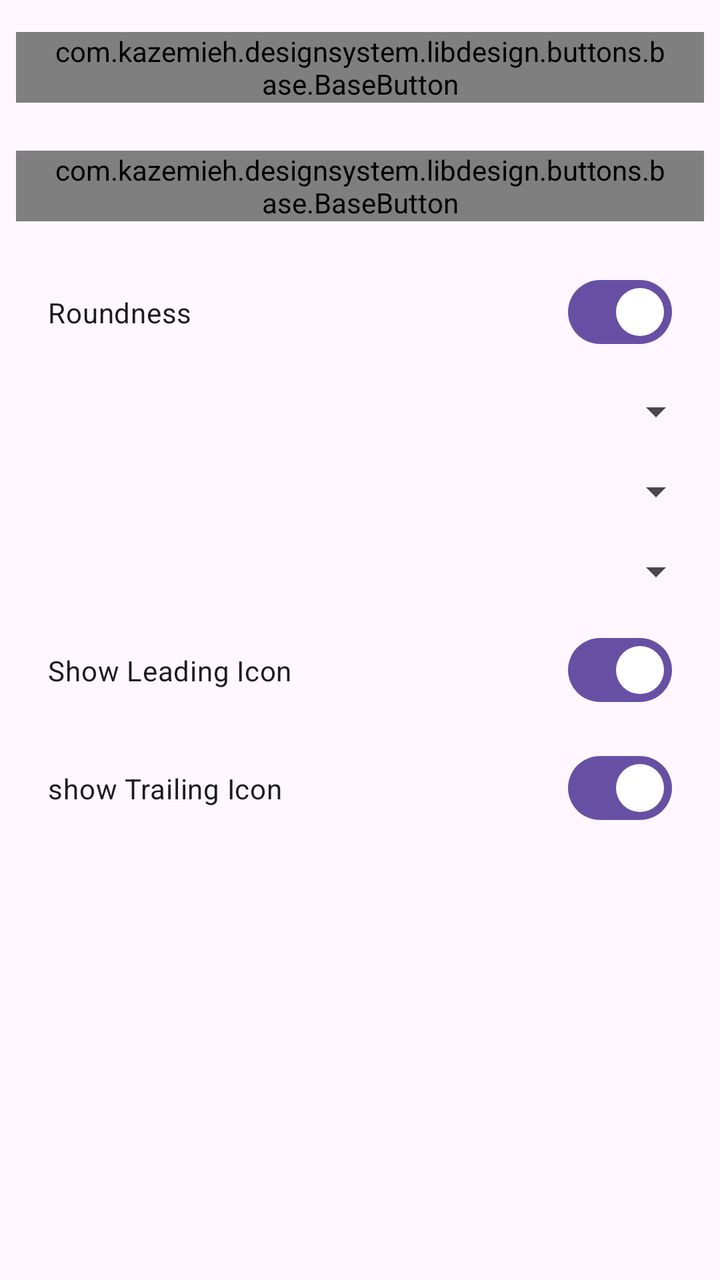
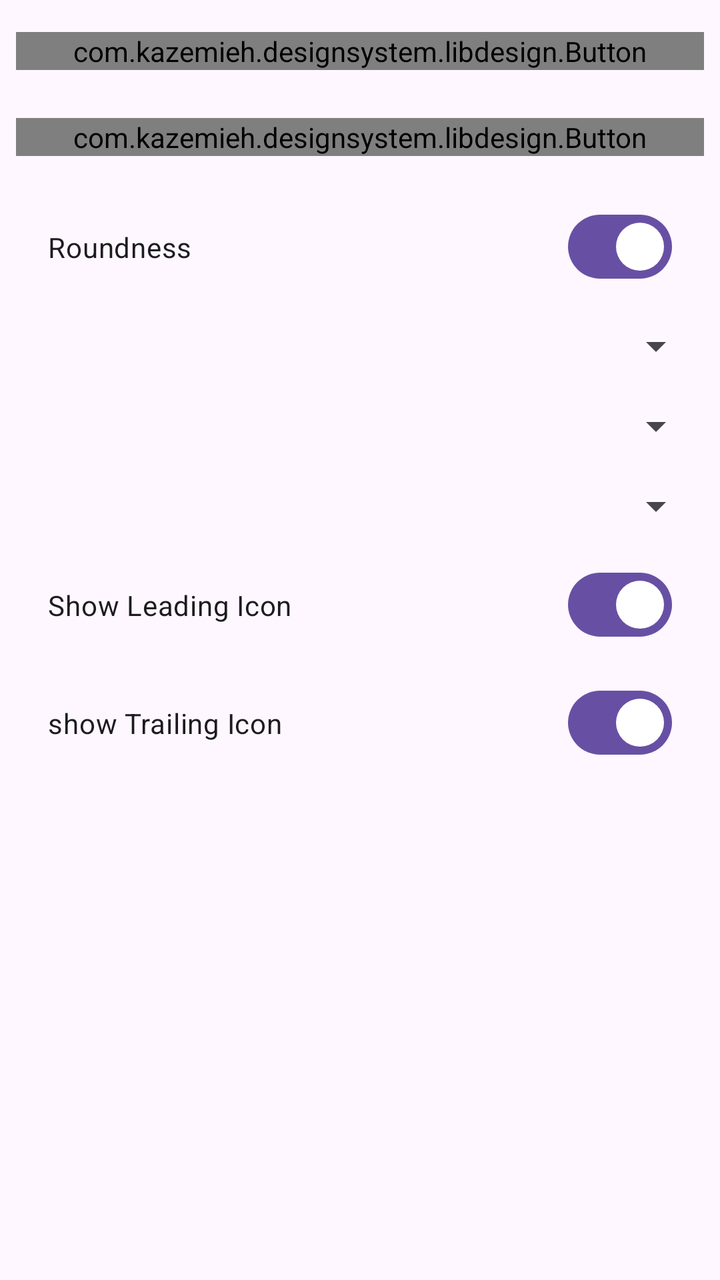

Before-and-after screenshots of an Android layout around one commit, followed by the original layout XML and the change that was made.
<!-- AndroidManifest.xml: application theme Theme.DesignSystem -->
<!-- res/layout/activity_main.xml -->
<?xml version="1.0" encoding="utf-8"?>
<layout xmlns:android="http://schemas.android.com/apk/res/android"
    xmlns:app="http://schemas.android.com/apk/res-auto"
    xmlns:tools="http://schemas.android.com/tools">

    <LinearLayout
        android:layout_width="match_parent"
        android:layout_height="match_parent"
        android:orientation="vertical"
        tools:context=".sample.MainActivity">


        <ScrollView
            android:layout_width="match_parent"
            android:layout_height="match_parent"
            tools:ignore="UselessParent">

            <LinearLayout
                android:layout_width="match_parent"
                android:layout_height="wrap_content"
                android:gravity="center_horizontal"
                android:orientation="vertical"
                android:padding="8dp">


                <com.kazemieh.designsystem.libdesign.buttons.base.BaseButton
                    android:id="@+id/smallButtonXml"
                    android:layout_width="match_parent"
                    android:layout_height="wrap_content"
                    android:layout_marginTop="8dp"
                    android:layout_marginBottom="16dp"
                    android:paddingHorizontal="16dp"
                    app:configurationButton="primary"
                    app:leadingIcon="@drawable/icon"
                    app:myCornerRadius="eight"
                    app:stateButton="enable"
                    app:styleButton="field"
                    app:text="small button xml"
                    app:trailingIcon="@drawable/icon" />

                <com.kazemieh.designsystem.libdesign.buttons.base.BaseButton
                    android:id="@+id/smallButton"
                    android:layout_width="match_parent"
                    android:layout_height="wrap_content"
                    android:layout_marginTop="8dp"
                    android:layout_marginBottom="16dp"
                    android:paddingHorizontal="16dp" />

                <com.google.android.material.materialswitch.MaterialSwitch
                    android:id="@+id/switchRoundnessSmallButton"
                    android:layout_width="match_parent"
                    android:layout_height="wrap_content"
                    android:checked="true"
                    android:paddingHorizontal="16dp"
                    android:paddingVertical="20dp"
                    android:text="@string/roundness" />

                <Spinner
                    android:id="@+id/spinnerConfigurationSmallButton"
                    android:layout_width="match_parent"
                    android:layout_height="wrap_content"
                    android:paddingHorizontal="8dp"
                    android:paddingVertical="20dp" />

                <Spinner
                    android:id="@+id/spinnerStyleSmallButton"
                    android:layout_width="match_parent"
                    android:layout_height="wrap_content"
                    android:paddingHorizontal="8dp"
                    android:paddingVertical="20dp" />

                <Spinner
                    android:id="@+id/spinnerStateSmallButton"
                    android:layout_width="match_parent"
                    android:layout_height="wrap_content"
                    android:paddingHorizontal="8dp"
                    android:paddingVertical="20dp" />

                <com.google.android.material.materialswitch.MaterialSwitch
                    android:id="@+id/switchShowLeadingIconSmallButton"
                    android:layout_width="match_parent"
                    android:layout_height="wrap_content"
                    android:checked="true"
                    android:paddingHorizontal="16dp"
                    android:paddingVertical="20dp"
                    android:text="@string/show_leading_icon" />

                <com.google.android.material.materialswitch.MaterialSwitch
                    android:id="@+id/switchShowTrailingIconSmallButton"
                    android:layout_width="match_parent"
                    android:layout_height="wrap_content"
                    android:checked="true"
                    android:paddingHorizontal="16dp"
                    android:paddingVertical="20dp"
                    android:text="@string/show_trailing_icon" />
            </LinearLayout>

        </ScrollView>

    </LinearLayout>

</layout>
<!-- resources referenced by this layout -->
<resources>
  <!-- drawable icon (drawable) -->
  <vector xmlns:android="http://schemas.android.com/apk/res/android"
      android:width="20dp"
      android:height="20dp"
      android:viewportWidth="20"
      android:viewportHeight="20">
      <path
          android:fillColor="#673AB7"
          android:pathData="M15,10.833H10.833V15C10.833,15.458 10.458,15.833 10,15.833C9.542,15.833 9.167,15.458 9.167,15V10.833H5C4.542,10.833 4.167,10.458 4.167,10C4.167,9.542 4.542,9.167 5,9.167H9.167V5C9.167,4.542 9.542,4.167 10,4.167C10.458,4.167 10.833,4.542 10.833,5V9.167H15C15.458,9.167 15.833,9.542 15.833,10C15.833,10.458 15.458,10.833 15,10.833Z" />
  </vector>
  <string name="roundness">Roundness</string>
  <string name="show_leading_icon">Show Leading Icon</string>
  <string name="show_trailing_icon">show Trailing Icon</string>
  <style name="Theme.DesignSystem" parent="Base.Theme.DesignSystem" />
  <style name="Base.Theme.DesignSystem" parent="Theme.Material3.DayNight.NoActionBar">
          
          
      </style>
</resources>

<!-- the commit's change to res/layout/activity_main.xml (unified diff, before → after) -->
@@ -23,7 +23,7 @@
                 android:padding="8dp">
 
 
-                <com.kazemieh.designsystem.libdesign.buttons.base.BaseButton
+                <com.kazemieh.designsystem.libdesign.Button
                     android:id="@+id/smallButtonXml"
                     android:layout_width="match_parent"
                     android:layout_height="wrap_content"
@@ -38,7 +38,7 @@
                     app:text="small button xml"
                     app:trailingIcon="@drawable/icon" />
 
-                <com.kazemieh.designsystem.libdesign.buttons.base.BaseButton
+                <com.kazemieh.designsystem.libdesign.Button
                     android:id="@+id/smallButton"
                     android:layout_width="match_parent"
                     android:layout_height="wrap_content"
